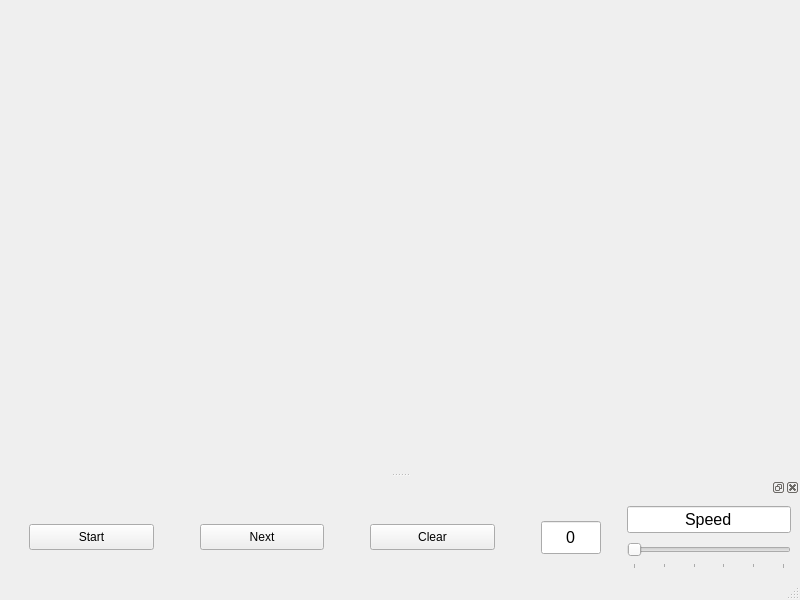
Above: gamewindow.ui from njraf/conways-game-of-life before the change. Below: the same form after it.
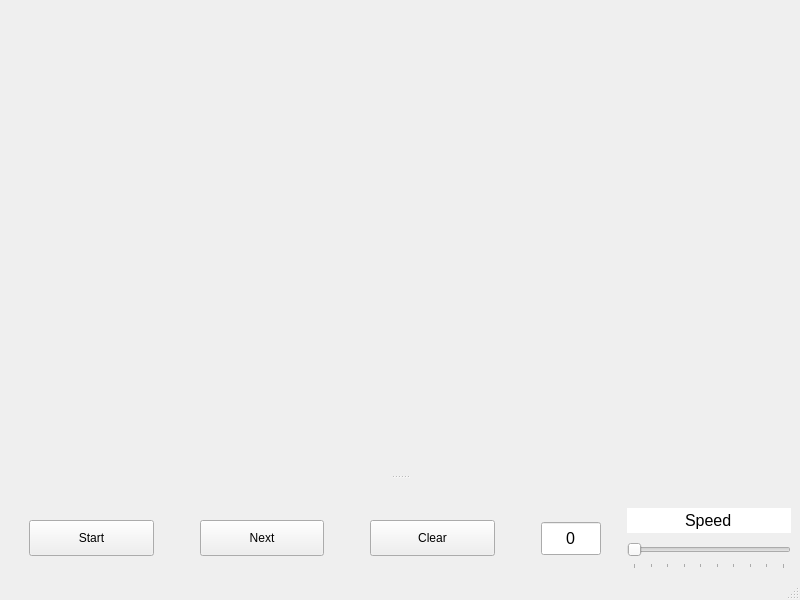
That is the form after the change.

Commit message: Increased max speed. Docked controls cannot be moved. Textboxes cannot be edited by user.

```diff
--- a/gamewindow.ui
+++ b/gamewindow.ui
@@ -38,6 +38,18 @@
      <verstretch>0</verstretch>
     </sizepolicy>
    </property>
+   <property name="floating">
+    <bool>false</bool>
+   </property>
+   <property name="features">
+    <set>QDockWidget::NoDockWidgetFeatures</set>
+   </property>
+   <property name="allowedAreas">
+    <set>Qt::NoDockWidgetArea</set>
+   </property>
+   <property name="windowTitle">
+    <string/>
+   </property>
    <attribute name="dockWidgetArea">
     <number>8</number>
    </attribute>
@@ -48,7 +60,7 @@
        <property name="styleSheet">
         <string notr="true">margin-left: 20px;
 margin-right: 20px;
-padding: 5px;
+padding: 10px;
 </string>
        </property>
        <property name="text">
@@ -61,7 +73,7 @@
        <property name="styleSheet">
         <string notr="true">margin-left: 20px;
 margin-right: 20px;
-padding: 5px;
+padding: 10px;
 </string>
        </property>
        <property name="text">
@@ -86,7 +98,7 @@
        <property name="styleSheet">
         <string notr="true">margin-left: 20px;
 margin-right: 20px;
-padding: 5px;
+padding: 10px;
 </string>
        </property>
        <property name="text">
@@ -125,12 +137,18 @@
        <property name="alignment">
         <set>Qt::AlignCenter</set>
        </property>
+       <property name="readOnly">
+        <bool>true</bool>
+       </property>
       </widget>
      </item>
      <item>
       <layout class="QVBoxLayout" name="verticalLayout_2">
        <item>
         <widget class="QLineEdit" name="speedLabel">
+         <property name="enabled">
+          <bool>true</bool>
+         </property>
          <property name="sizePolicy">
           <sizepolicy hsizetype="Minimum" vsizetype="Fixed">
            <horstretch>0</horstretch>
@@ -145,9 +163,24 @@
          <property name="text">
           <string>Speed</string>
          </property>
+         <property name="frame">
+          <bool>false</bool>
+         </property>
+         <property name="echoMode">
+          <enum>QLineEdit::Normal</enum>
+         </property>
          <property name="alignment">
           <set>Qt::AlignCenter</set>
          </property>
+         <property name="readOnly">
+          <bool>true</bool>
+         </property>
+         <property name="cursorMoveStyle">
+          <enum>Qt::LogicalMoveStyle</enum>
+         </property>
+         <property name="clearButtonEnabled">
+          <bool>false</bool>
+         </property>
         </widget>
        </item>
        <item>
@@ -171,7 +204,7 @@
 </string>
          </property>
          <property name="maximum">
-          <number>5</number>
+          <number>9</number>
          </property>
          <property name="value">
           <number>0</number>
```
The commit also changes 2 other files.
